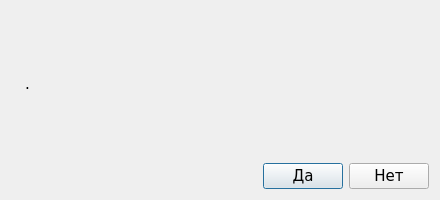
Before: the Qt Designer form MyServer/idialog.ui in evgrafoov/VKRServer, drawn with Qt 5.
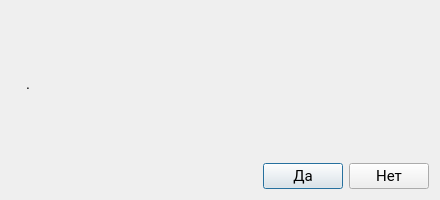
After: the same form once the commit is applied. Icons and pictures are not drawn.

```diff
--- a/MyServer/idialog.ui
+++ b/MyServer/idialog.ui
@@ -24,7 +24,7 @@
   </property>
   <property name="font">
    <font>
-    <family>Verdana</family>
+    <family>Roboto</family>
     <pointsize>11</pointsize>
    </font>
   </property>
```
